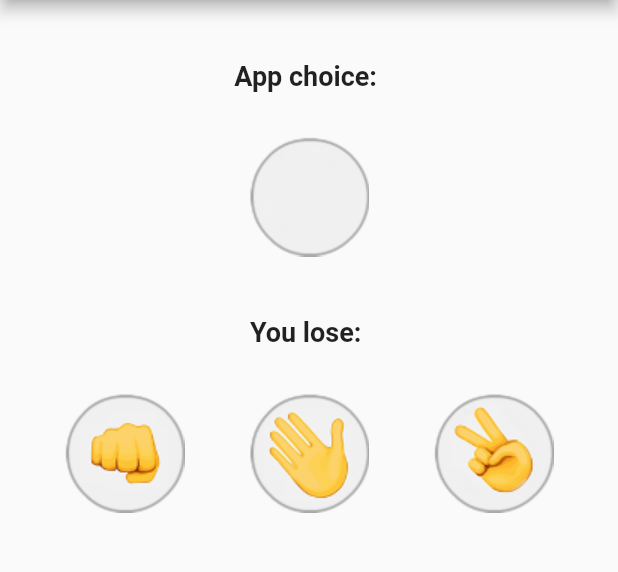
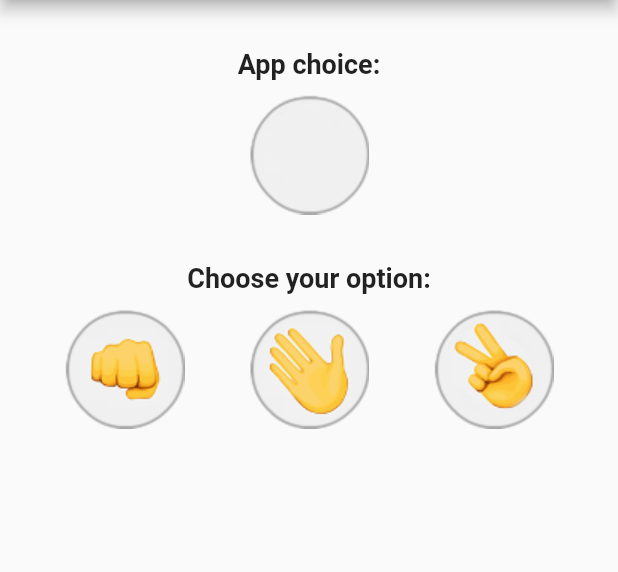
Before and after one commit to alissonzampietro/jokenPo, a Flutter app: the screen it shows after launch, on a phone screen of 412 x 824 dp, the part 84-656 px from its top. Run offline on Flutter 3.47's test engine with Material 2 defaults, Android fonts, the phone set to English and light mode, and no system bars.

Commit message:
feat: improving layout

```diff
--- a/lib/Game.dart
+++ b/lib/Game.dart
@@ -13,6 +13,7 @@ class _GameState extends State<Game> {
   Text customTitle(String text) {
     return Text(
       text,
+      textAlign: TextAlign.center,
       style: TextStyle(
           fontWeight: FontWeight.bold,
           fontSize: 18
@@ -28,9 +29,10 @@ class _GameState extends State<Game> {
         title: Text('Joken Po'),
       ),
       body: Column(
+        crossAxisAlignment: CrossAxisAlignment.center,
         children: <Widget>[
           Padding(
-            padding: EdgeInsets.only(top: 40, bottom: 30),
+            padding: EdgeInsets.only(top: 32, bottom: 10),
             child: customTitle('App choice: '),
           ),
           Image.asset(
@@ -38,8 +40,8 @@ class _GameState extends State<Game> {
               cacheWidth: this.size,
           ),
           Padding(
-            padding: EdgeInsets.only(top: 40, bottom: 30),
-            child: customTitle('You lose: ')
+            padding: EdgeInsets.only(top: 32, bottom: 10),
+            child: customTitle('Choose your option: ')
           ),
           Row(
             mainAxisAlignment: MainAxisAlignment.spaceEvenly,
```
